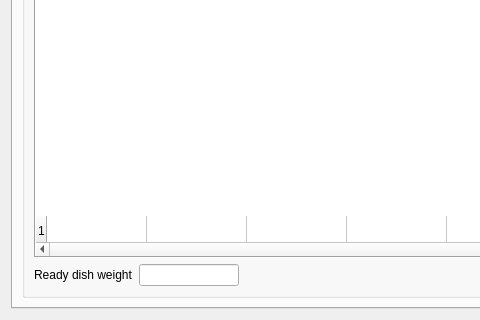
Qt form Editors/c5dishwidget.ui (End1-1/Cafe5) before a commit; both pictures show x 0 to 480 and y 282 to 602 of the 1079 by 602 pixel window.
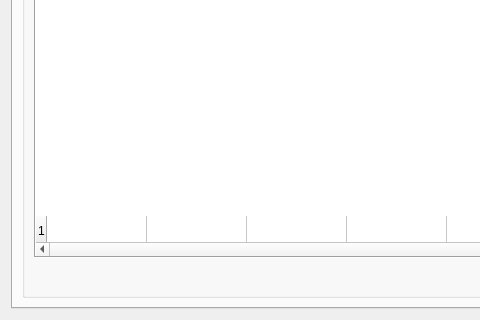
The same form after that commit. The open tabs and pages were chosen to show the change. Icons and pictures are not drawn. Custom widgets are drawn as their Qt base class.

```diff
--- a/Editors/c5dishwidget.ui
+++ b/Editors/c5dishwidget.ui
@@ -1180,26 +1180,6 @@
              <property name="bottomMargin">
               <number>0</number>
              </property>
-             <item>
-              <widget class="QLabel" name="label_12">
-               <property name="text">
-                <string>Ready dish weight</string>
-               </property>
-              </widget>
-             </item>
-             <item>
-              <widget class="C5LineEditWithSelector" name="leReadyWeight_2">
-               <property name="maximumSize">
-                <size>
-                 <width>100</width>
-                 <height>16777215</height>
-                </size>
-               </property>
-               <property name="Field" stdset="0">
-                <string>f_netweight</string>
-               </property>
-              </widget>
-             </item>
              <item>
               <spacer name="horizontalSpacer_3">
                <property name="orientation">
```
Left out of the diff: 9 changed lines with no effect on the pictures.
